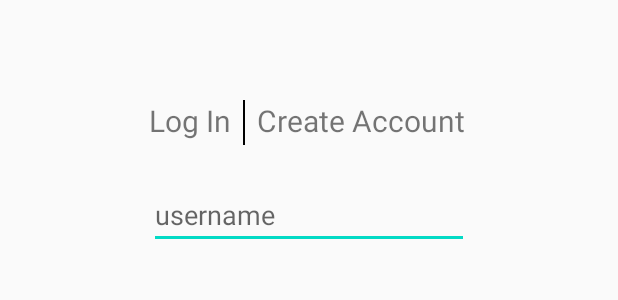
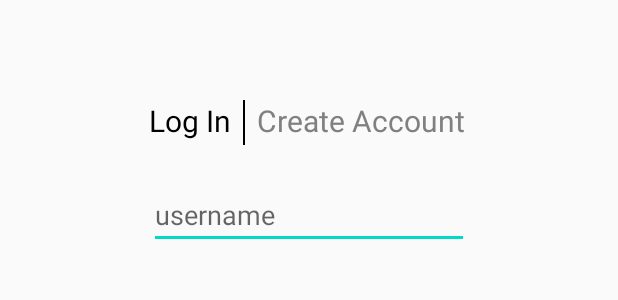
Before and after one commit to kateluckerman/DiscoverEats, an Android app: the layout activity_login.xml on its own in the app's theme, with its tools: preview values and no code run, on a phone screen of 412 x 824 dp. Shown: the part 355-655 px from the top of the screen. Run offline under Robolectric (Android 15) with nearby library versions, the phone set to English and light mode, and no system bars.

Commit message:
Navigation between log in/create account tabs and to main activity.

```diff
--- a/app/build.gradle
+++ b/app/build.gradle
@@ -3,6 +3,7 @@ apply plugin: 'com.android.application'
 android {
     compileSdkVersion 30
     buildToolsVersion "30.0.0"
+    dataBinding.enabled = true
 
     defaultConfig {
         applicationId "com.kateluckerman.discovereats"
--- a/app/src/main/res/layout/activity_login.xml
+++ b/app/src/main/res/layout/activity_login.xml
@@ -1,7 +1,9 @@
 <?xml version="1.0" encoding="utf-8"?>
-<RelativeLayout xmlns:android="http://schemas.android.com/apk/res/android"
+<layout xmlns:android="http://schemas.android.com/apk/res/android"
     xmlns:app="http://schemas.android.com/apk/res-auto"
-    xmlns:tools="http://schemas.android.com/tools"
+    xmlns:tools="http://schemas.android.com/tools">
+
+    <RelativeLayout
         android:id="@+id/constraintLayout"
         android:layout_width="match_parent"
         android:layout_height="match_parent"
@@ -95,6 +97,7 @@
                     android:layout_weight="1"
                     android:gravity="end"
                     android:text="@string/login_text"
+                    android:textColor="@android:color/black"
                     android:textSize="20sp" />
 
                 <View
@@ -112,6 +115,7 @@
                     android:layout_height="wrap_content"
                     android:layout_weight="1"
                     android:text="@string/create_account"
+                    android:textColor="@color/unselected_text"
                     android:textSize="20sp" />
 
             </LinearLayout>
@@ -153,3 +157,4 @@
         </LinearLayout>
 
     </RelativeLayout>
+</layout>
--- a/app/src/main/res/values/colors.xml
+++ b/app/src/main/res/values/colors.xml
@@ -3,4 +3,7 @@
     <color name="colorPrimary">#6200EE</color>
     <color name="colorPrimaryDark">#3700B3</color>
     <color name="colorAccent">#03DAC5</color>
+    <color name="black">#000000</color>
+    <color name="unselected_text">#808080</color>
+
 </resources>
```
Also changed, not shown: app/src/main/AndroidManifest.xml (+7 -6 lines), app/src/main/java/com/kateluckerman/discovereats/LoginActivity.java (+57 -1 lines). Lines whose indentation alone changed are shown as unchanged.
